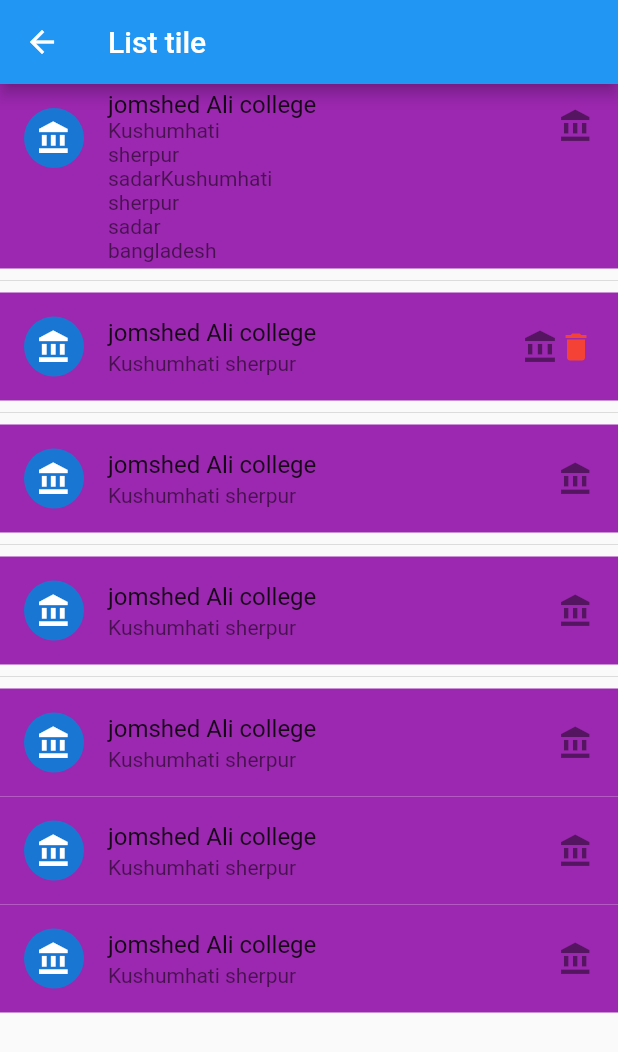
After one commit to jihanislam007/ict_flutter_development_batch3, a Flutter app: the screen it shows after launch, after a tap on "List Tile", on a phone screen of 412 x 824 dp. The commit adds this screen. Shown: the top 1052 px of the screen. Run offline on Flutter 3.47's test engine with Material 2 defaults, Android fonts, the phone set to English and light mode, and no system bars; network calls fail.

Commit message:
class 12

```diff
--- /dev/null
+++ b/lib/Listtiles.dart
@@ -0,0 +1,85 @@
+import 'package:flutter/material.dart';
+
+class Listtiles extends StatelessWidget {
+  const Listtiles({Key? key}) : super(key: key);
+
+  @override
+  Widget build(BuildContext context) {
+    return Scaffold(
+      appBar: AppBar(
+        title: Text('''List tile'''),
+      ),
+      body: SafeArea(
+          child: ListView(
+            children: [
+
+              ListTile(
+                title: Text('''jomshed Ali college'''),
+                tileColor: Colors.purple,
+                isThreeLine: true,
+                subtitle: Text('''Kushumhati\nsherpur\nsadarKushumhati\nsherpur\nsadar\nbangladesh'''),
+                leading: CircleAvatar(child: Icon(Icons.account_balance_sharp)),
+                trailing: Icon(Icons.account_balance_sharp),
+              ),
+              Divider(),
+              ListTile(
+                title: Text('''jomshed Ali college'''),
+                tileColor: Colors.purple,
+                subtitle: Text('''Kushumhati sherpur'''),
+                leading: CircleAvatar(child: Icon(Icons.account_balance_sharp)),
+                trailing: Row(
+                  mainAxisSize: MainAxisSize.min,
+                  children: <Widget>[
+                    Icon(Icons.account_balance),
+                    GestureDetector(
+                      child: Icon(Icons.delete,color: Colors.red,),
+                      onTap: () {
+                      },
+                    ),
+                  ],
+                ),
+                  onTap: (){},
+              ),
+              Divider(),
+              ListTile(
+                title: Text('''jomshed Ali college'''),
+                tileColor: Colors.purple,
+                subtitle: Text('''Kushumhati sherpur'''),
+                leading: CircleAvatar(child: Icon(Icons.account_balance_sharp)),
+                trailing: Icon(Icons.account_balance_sharp),
+              ),
+              Divider(),
+              ListTile(
+                title: Text('''jomshed Ali college'''),
+                tileColor: Colors.purple,
+                subtitle: Text('''Kushumhati sherpur'''),
+                leading: CircleAvatar(child: Icon(Icons.account_balance_sharp)),
+                trailing: Icon(Icons.account_balance_sharp),
+              ),
+              Divider(),
+              ListTile(
+                title: Text('''jomshed Ali college'''),
+                tileColor: Colors.purple,
+                subtitle: Text('''Kushumhati sherpur'''),
+                leading: CircleAvatar(child: Icon(Icons.account_balance_sharp)),
+                trailing: Icon(Icons.account_balance_sharp),
+              ),ListTile(
+                title: Text('''jomshed Ali college'''),
+                tileColor: Colors.purple,
+                subtitle: Text('''Kushumhati sherpur'''),
+                leading: CircleAvatar(child: Icon(Icons.account_balance_sharp)),
+                trailing: Icon(Icons.account_balance_sharp),
+              ),ListTile(
+                title: Text('''jomshed Ali college'''),
+                tileColor: Colors.purple,
+                subtitle: Text('''Kushumhati sherpur'''),
+                leading: CircleAvatar(child: Icon(Icons.account_balance_sharp)),
+                trailing: Icon(Icons.account_balance_sharp),
+              ),
+
+            ],
+          )
+      )
+    );
+  }
+}
--- a/lib/PageOne.dart
+++ b/lib/PageOne.dart
@@ -1,11 +1,13 @@
 import 'package:flutter/material.dart';
 import 'package:ict_flutter_development_batch3/RowColumn.dart';
+import 'package:ict_flutter_development_batch3/Stacks.dart';
 
 import 'ImageLoad.dart';
+import 'Listtiles.dart';
 import 'OflineImage.dart';
 import 'SecondPage.dart';
+
 class PageOne extends StatelessWidget {
-
   @override
   Widget build(BuildContext context) {
     return Scaffold(
@@ -15,7 +17,6 @@ class PageOne extends StatelessWidget {
       body: SafeArea(
           child: ListView(
         children: [
-
           Container(
             height: 100,
             color: Colors.brown,
@@ -24,7 +25,6 @@ class PageOne extends StatelessWidget {
               style: TextStyle(color: Colors.white, fontSize: 24),
             ),
           ),
-
           Container(
             color: Colors.green,
             height: 100,
@@ -34,7 +34,6 @@ class PageOne extends StatelessWidget {
               style: TextStyle(color: Colors.white, fontSize: 24),
             )),
           ),
-
           Align(
             alignment: Alignment.center,
             child: Container(
@@ -70,51 +69,70 @@ class PageOne extends StatelessWidget {
               ),
             ),
           ),
-
           ElevatedButton(
               style: TextButton.styleFrom(
                   backgroundColor: Colors.red,
                   primary: Colors.green,
-                      textStyle: TextStyle(fontSize: 32)// foreground
+                  textStyle: TextStyle(fontSize: 32) // foreground
                   ),
-                  onPressed: (){
-
-                    Navigator.push(context, MaterialPageRoute(builder: (context) => SecondPage()));
-                  }, child: Text('Push Me')),
-
-              TextButton(onPressed: (){}, child: Text("TextButton")),
-
-              OutlinedButton(onPressed: (){}, child: Text('OutLined Button')),
-
-              ElevatedButton(onPressed: (){
-                Navigator.push(context, MaterialPageRoute(builder: (context) => ImageLoad()));
-              }, child: Text("Image Load")),
-
-              ElevatedButton(onPressed: (){
-                Navigator.push(context, MaterialPageRoute(builder: (context) => OfflineImage()));
-              }, child: Text("offline Image Load")),
-
-              ElevatedButton(onPressed: (){
-                Navigator.push(context, MaterialPageRoute(builder: (context) => RowColumn()));
-              }, child: Text("Row column")),
-
+              onPressed: () {
+                Navigator.push(context,
+                    MaterialPageRoute(builder: (context) => SecondPage()));
+              },
+              child: Text('Push Me')),
+          TextButton(onPressed: () {}, child: Text("TextButton")),
+          OutlinedButton(onPressed: () {}, child: Text('OutLined Button')),
+          ElevatedButton(
+              onPressed: () {
+                Navigator.push(context,
+                    MaterialPageRoute(builder: (context) => ImageLoad()));
+              },
+              child: Text("Image Load")),
+          ElevatedButton(
+              onPressed: () {
+                Navigator.push(context,
+                    MaterialPageRoute(builder: (context) => OfflineImage()));
+              },
+              child: Text("offline Image Load")),
+          ElevatedButton(
+              onPressed: () {
+                Navigator.push(context,
+                    MaterialPageRoute(builder: (context) => RowColumn()));
+              },
+              child: Text("Row column")),
+          ElevatedButton(
+              onPressed: () {
+                Navigator.push(context,
+                    MaterialPageRoute(builder: (context) => Listtiles()));
+              },
+              child: Text("List Tile")),
+          ElevatedButton(
+              onPressed: () {
+                Navigator.push(context,
+                    MaterialPageRoute(builder: (context) => Stacks()));
+              },
+              child: Text("Stack")),
           Padding(
             padding: const EdgeInsets.all(18.0),
             child: Container(
               decoration: BoxDecoration(
-                    border: Border.all(width: 2.0,color: Colors.deepOrange)
-                  ),
+                  border: Border.all(width: 2.0, color: Colors.deepOrange)),
               height: 200,
               //color: Colors.purple,
-                  child: IconButton(icon: Icon(Icons.account_balance,size: 100,),
-                  onPressed: (){
+              child: IconButton(
+                icon: Icon(
+                  Icons.account_balance,
+                  size: 100,
+                ),
+                onPressed: () {
                   print("Icon button pressed...");
-                  },),
+                },
               ),
             ),
-
-              SizedBox(height: 300,)
-
+          ),
+          SizedBox(
+            height: 300,
+          )
         ],
       )),
     );
```
Also changed, not shown: lib/Stacks.dart (added, +49 -0 lines). Lines whose indentation alone changed are shown as unchanged.
